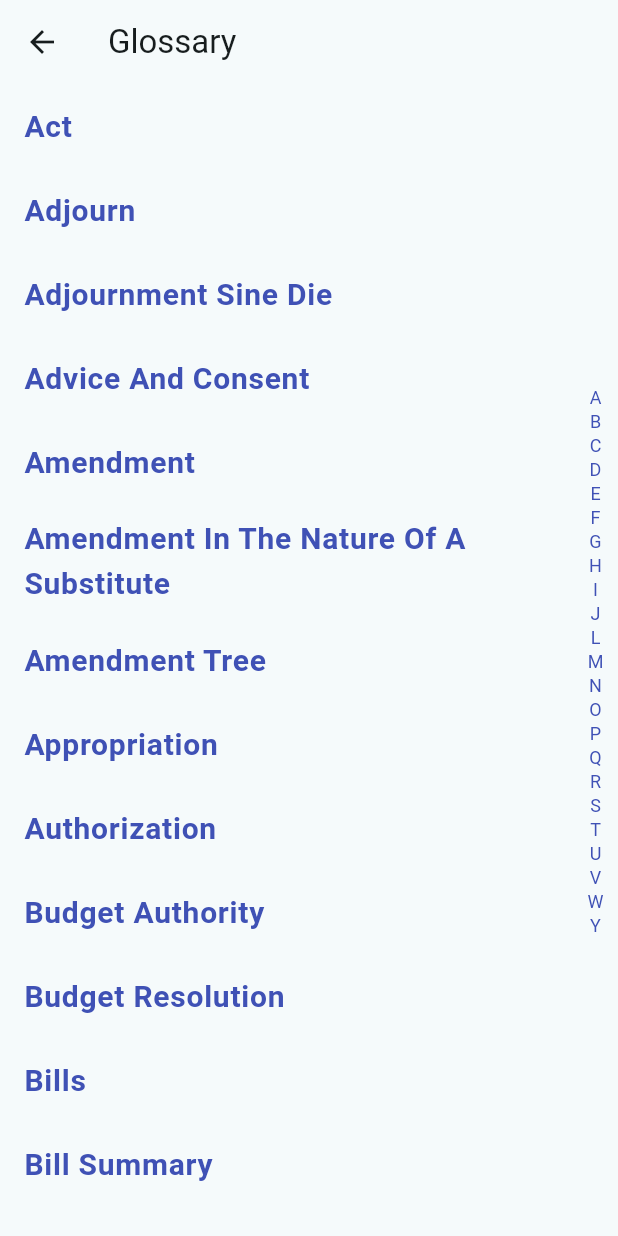
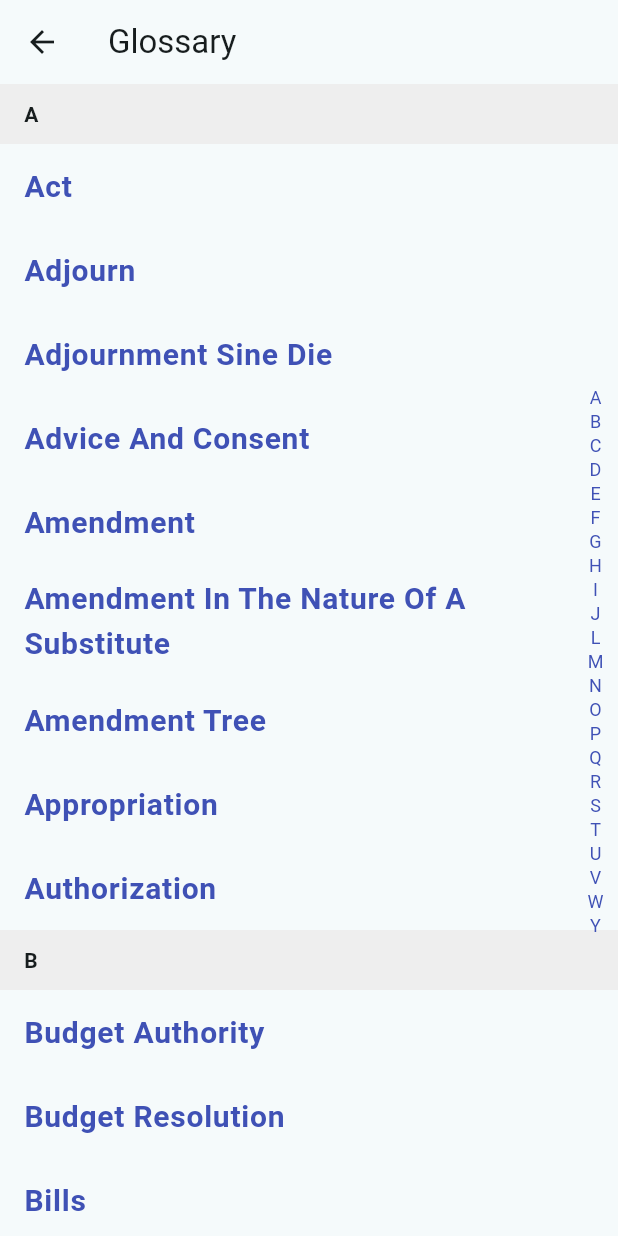
Before and after one commit to sp1103/Agora-Mobile, a Flutter app: the GlossaryPage screen opened directly, on a phone screen of 412 x 824 dp. Run offline on Flutter 3.47's test engine with Material 3 defaults, Android fonts, the phone set to English and light mode, and no system bars; drawn by our look-alikes of azlistview; our stand-ins replace cached_network_image, firebase_auth, firebase_core, flutter_html, form_field_validator; accounts and stored records are empty; network calls fail.

Commit message:
Fisnished glossary

```diff
--- a/agora_mobile/lib/Pages/glossary_page.dart
+++ b/agora_mobile/lib/Pages/glossary_page.dart
@@ -53,6 +53,19 @@ class _GlossaryPageState extends State<GlossaryPage> {
             ],
           );
         },
+        susItemBuilder: (context, index) {
+          final tag = list[index].getSuspensionTag();
+          return Container(
+            height: 40,
+            padding: const EdgeInsets.symmetric(horizontal: 16),
+            color: Colors.grey[200],
+            alignment: Alignment.centerLeft,
+            child: Text(
+              tag,
+              style: const TextStyle(fontWeight: FontWeight.bold),
+            ),
+          );
+        },
         indexBarData: SuspensionUtil.getTagIndexList(list),
         indexBarOptions: const IndexBarOptions(
           needRebuild: true,
```
